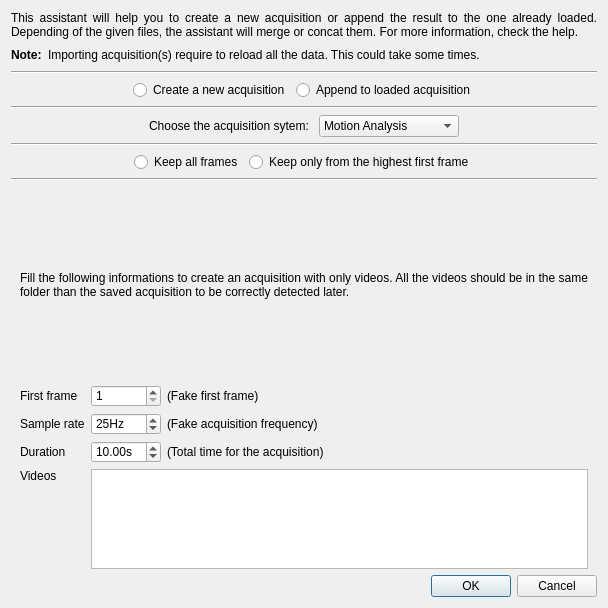
Biomechanical-ToolKit/BTKCore, file Tools/Mokka/ImportAssistantDialog.ui: the form before one commit.
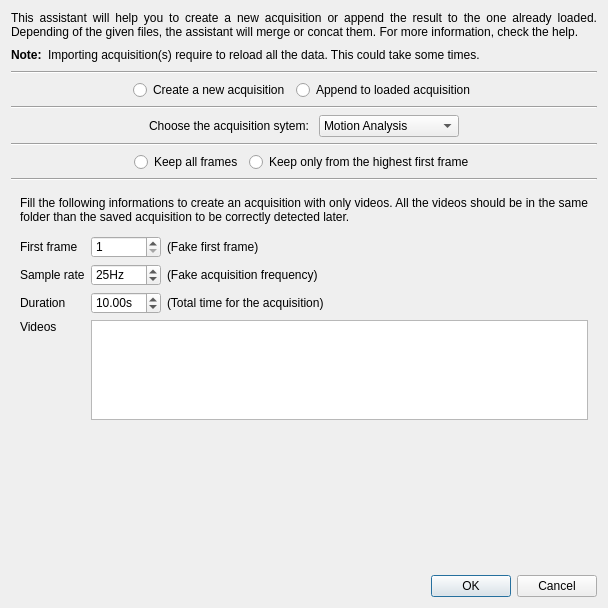
The form after the commit. The open tabs and pages were chosen to show the change. Icons and pictures are not drawn.

Commit message: [FIX] Informations for the forceplate geometry updated. [FIX] Mokka: Missing a vertical spacer in the important assistant dialog for the AMTI page.

```diff
--- a/Tools/Mokka/ImportAssistantDialog.ui
+++ b/Tools/Mokka/ImportAssistantDialog.ui
@@ -1322,7 +1322,7 @@
       </layout>
      </widget>
      <widget class="QWidget" name="videoPage">
-      <layout class="QGridLayout" name="gridLayout_4" rowstretch="0,0,0,0,0,1" columnstretch="0,0,1">
+      <layout class="QGridLayout" name="gridLayout_4" rowstretch="0,0,0,0,0,1,0" columnstretch="0,0,1">
        <property name="bottomMargin">
         <number>0</number>
        </property>
@@ -1513,6 +1513,19 @@
          </column>
         </widget>
        </item>
+       <item row="6" column="1">
+        <spacer name="verticalSpacer_6">
+         <property name="orientation">
+          <enum>Qt::Vertical</enum>
+         </property>
+         <property name="sizeHint" stdset="0">
+          <size>
+           <width>20</width>
+           <height>40</height>
+          </size>
+         </property>
+        </spacer>
+       </item>
       </layout>
      </widget>
     </widget>
```
Left out of the diff: 2 changed lines with no effect on the pictures.
